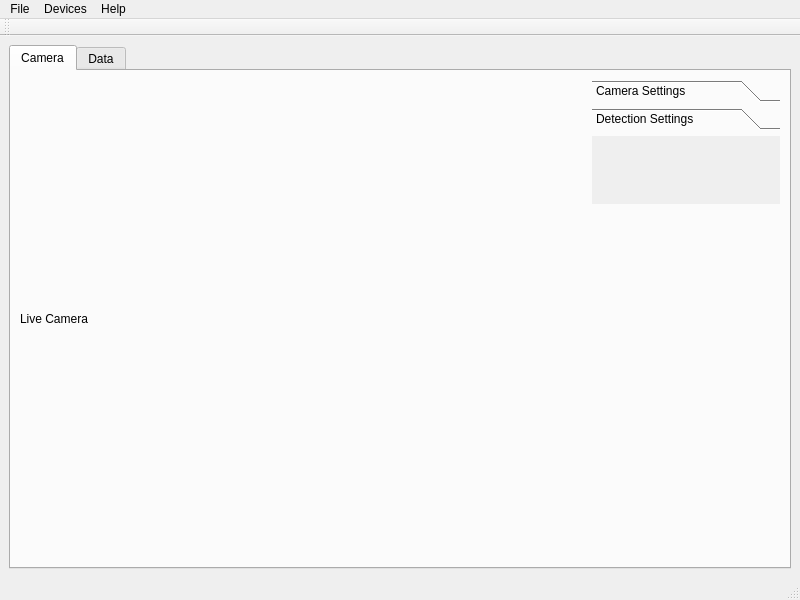
Qt form src/MainWindow.ui (formicidae-tracker/tag-scanner) before a commit.
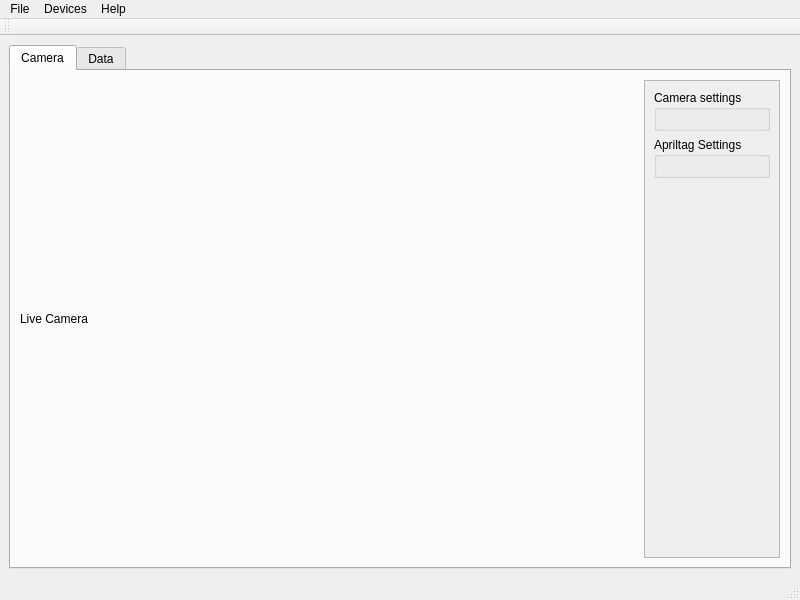
The same form after that commit. Custom widgets are drawn as their Qt base class.

Commit message: Stubs an apriltag detector

```diff
--- a/src/MainWindow.ui
+++ b/src/MainWindow.ui
@@ -28,8 +28,8 @@
         <item>
          <widget class="QLabel" name="liveView">
           <property name="sizePolicy">
-           <sizepolicy hsizetype="Preferred" vsizetype="Preferred">
-            <horstretch>3</horstretch>
+           <sizepolicy hsizetype="Expanding" vsizetype="Preferred">
+            <horstretch>0</horstretch>
             <verstretch>0</verstretch>
            </sizepolicy>
           </property>
@@ -38,51 +38,65 @@
           </property>
          </widget>
         </item>
-        <item alignment="Qt::AlignTop">
-         <widget class="QToolBox" name="toolBox">
+        <item>
+         <widget class="QScrollArea" name="scrollArea">
           <property name="sizePolicy">
-           <sizepolicy hsizetype="Preferred" vsizetype="Minimum">
-            <horstretch>1</horstretch>
+           <sizepolicy hsizetype="Minimum" vsizetype="Expanding">
+            <horstretch>0</horstretch>
             <verstretch>0</verstretch>
            </sizepolicy>
           </property>
-          <property name="currentIndex">
-           <number>1</number>
+          <property name="widgetResizable">
+           <bool>true</bool>
           </property>
-          <property name="tabSpacing">
-           <number>6</number>
-          </property>
-          <widget class="CameraSettings" name="cameraSettings">
+          <widget class="QWidget" name="scrollAreaWidgetContents">
            <property name="geometry">
             <rect>
              <x>0</x>
              <y>0</y>
-             <width>188</width>
-             <height>68</height>
+             <width>161</width>
+             <height>470</height>
             </rect>
            </property>
-           <property name="sizePolicy">
-            <sizepolicy hsizetype="Preferred" vsizetype="Minimum">
-             <horstretch>0</horstretch>
-             <verstretch>0</verstretch>
-            </sizepolicy>
-           </property>
-           <attribute name="label">
-            <string>Camera Settings</string>
-           </attribute>
-          </widget>
-          <widget class="ApriltagSettings" name="apriltagSettings">
-           <property name="geometry">
-            <rect>
-             <x>0</x>
-             <y>0</y>
-             <width>188</width>
-             <height>68</height>
-            </rect>
-           </property>
-           <attribute name="label">
-            <string>Detection Settings</string>
-           </attribute>
+           <layout class="QVBoxLayout" name="verticalLayout_2">
+            <item>
+             <widget class="QGroupBox" name="groupBox">
+              <property name="title">
+               <string>Camera settings</string>
+              </property>
+              <layout class="QVBoxLayout" name="verticalLayout_3">
+               <item>
+                <widget class="CameraSettings" name="cameraSettings" native="true"/>
+               </item>
+              </layout>
+             </widget>
+            </item>
+            <item>
+             <widget class="QGroupBox" name="groupBox_2">
+              <property name="title">
+               <string>Apriltag Settings</string>
+              </property>
+              <layout class="QVBoxLayout" name="verticalLayout_4">
+               <item>
+                <widget class="ApriltagSettings" name="apriltagSettings" native="true"/>
+               </item>
+              </layout>
+             </widget>
+            </item>
+            <item>
+             <spacer name="verticalSpacer">
+              <property name="orientation">
+               <enum>Qt::Vertical</enum>
+              </property>
+              <property name="sizeHint" stdset="0">
+               <size>
+                <width>20</width>
+                <height>40</height>
+               </size>
+              </property>
+             </spacer>
+            </item>
+           </layout>
           </widget>
          </widget>
         </item>
```
The commit also changes 4 other files.
